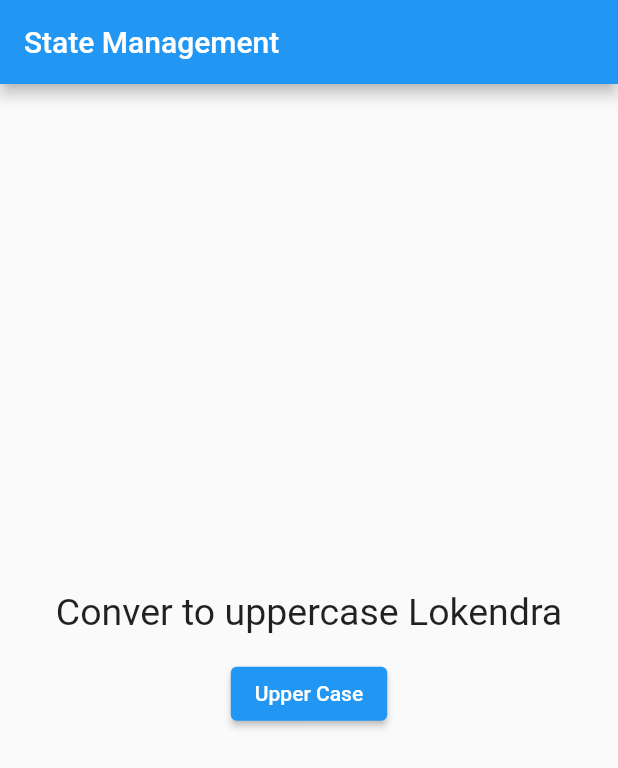
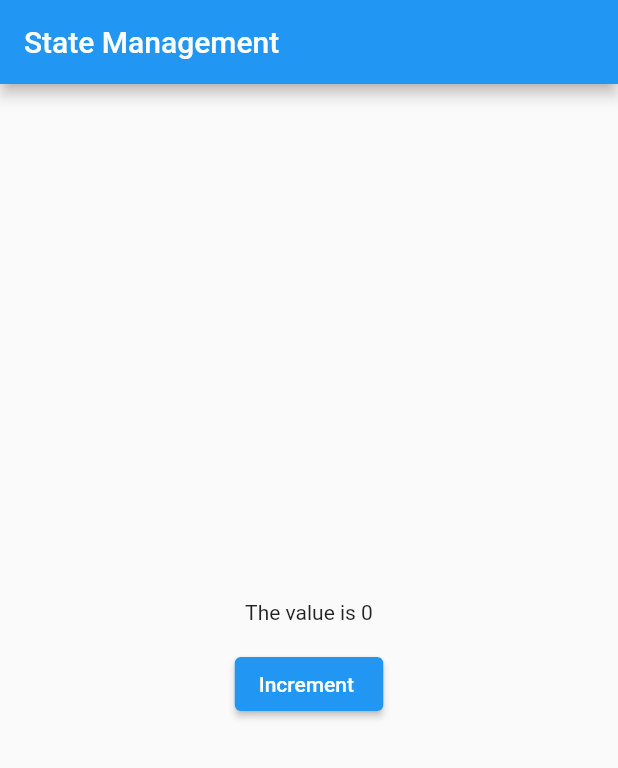
Before and after one commit to lokendra280/getx, a Flutter app: the screen it shows after launch, on a phone screen of 412 x 824 dp. Shown: the top 768 px of the screen. Run offline on Flutter 3.47's test engine with Material 2 defaults, Android fonts, the phone set to English and light mode, and no system bars; our stand-ins replace get.

Commit message:
simple_State_Done

```diff
--- /dev/null
+++ b/lib/State_Management/simple_State_manager.dart
@@ -0,0 +1,43 @@
+import 'package:flutter/material.dart';
+import 'package:flutter/src/widgets/container.dart';
+import 'package:flutter/src/widgets/framework.dart';
+import 'package:get/get.dart';
+import 'package:getx/State_Management/my_controller.dart';
+
+class SimpleStateManagement extends StatelessWidget {
+  @override
+  Widget build(BuildContext context) {
+    return GetMaterialApp(
+      title: 'State Management',
+      home: Scaffold(
+        appBar: AppBar(
+          title: Text("State Management"),
+        ),
+        body: Center(
+          child: Column(
+            mainAxisAlignment: MainAxisAlignment.center,
+            crossAxisAlignment: CrossAxisAlignment.center,
+            children: [
+              GetBuilder<MyController>(
+                  init: MyController(),
+                  builder: (controller) {
+                    return Text(
+                      "The value is ${controller.count}",
+                    );
+                  }),
+              SizedBox(
+                height: 16,
+              ),
+              ElevatedButton(
+                onPressed: () {
+                  Get.find<MyController>().increment();
+                },
+                child: Text("Increment "),
+              ),
+            ],
+          ),
+        ),
+      ),
+    );
+  }
+}
--- a/lib/main.dart
+++ b/lib/main.dart
@@ -7,6 +7,7 @@ import 'package:getx/dialog_box.dart';
 import 'package:getx/route_navigation.dart';
 
 import 'State_Management/seperate_business_logic_to_ui.dart';
+import 'State_Management/simple_State_manager.dart';
 
 void main() {
   runApp(const MyApp());
@@ -23,7 +24,7 @@ class MyApp extends StatelessWidget {
       theme: ThemeData(
         primarySwatch: Colors.blue,
       ),
-      home: SeparateBusinessLogic(),
+      home: SimpleStateManagement(),
       // Scaffold(
       //   appBar: AppBar(
       //     title: Text("Snack Bar"),
```
